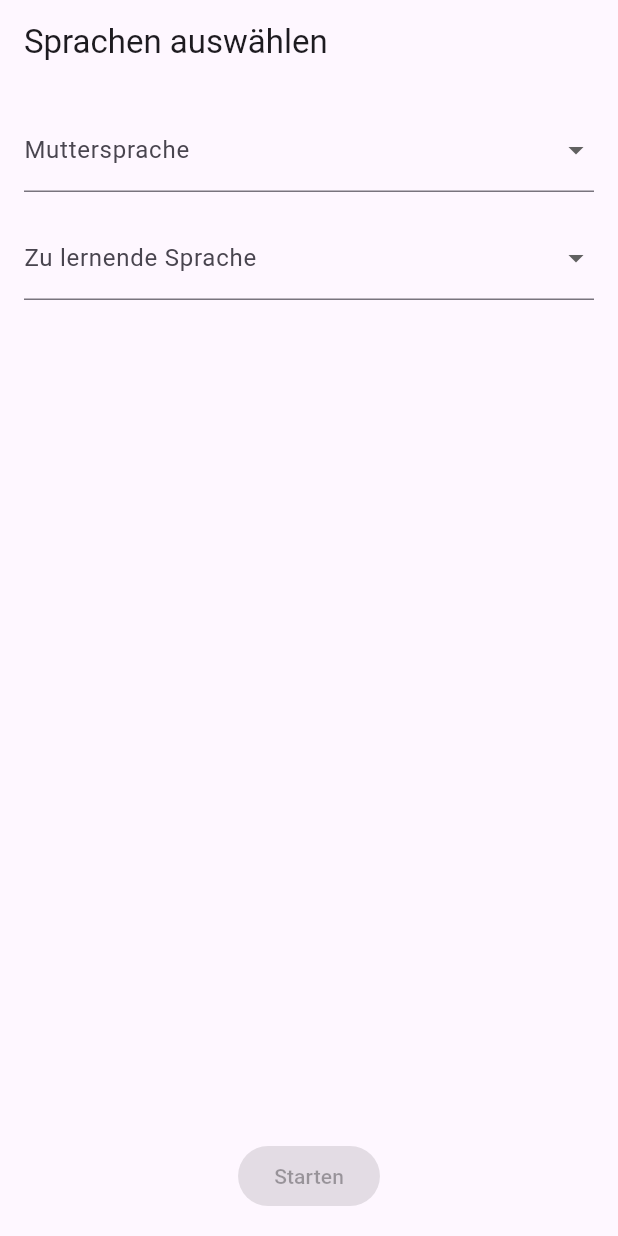
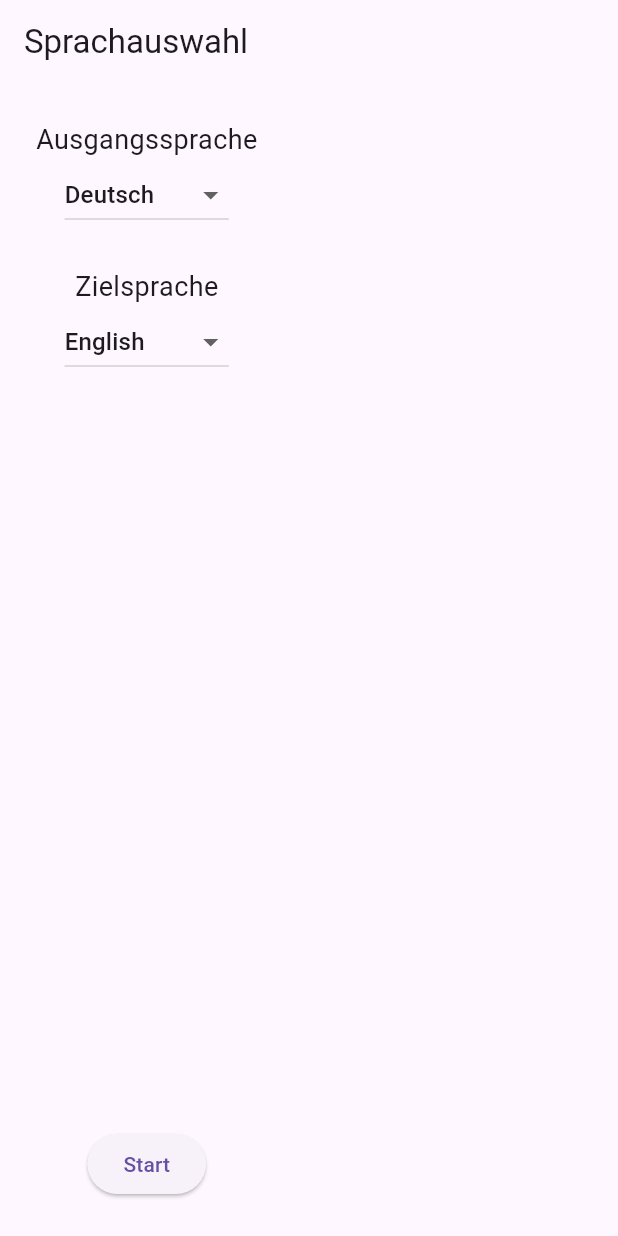
Before and after one commit to MartinRiesa/projects, a Flutter app: the screen it shows after launch, on a phone screen of 412 x 824 dp. Run offline on Flutter 3.47's test engine with Material 3 defaults, Android fonts, the phone set to English and light mode, and no system bars; our stand-ins replace flutter_tts.

Commit message:
Sprachupdate
Sprachauswahl funktioniert, aber Aussprache noch fehlerhaft, auch vier Auswahlbuttons

```diff
--- a/vokabeltrainer_app/lib/ui/language_selection_screen.dart
+++ b/vokabeltrainer_app/lib/ui/language_selection_screen.dart
@@ -1,81 +1,68 @@
 // lib/ui/language_selection_screen.dart
-
 import 'package:flutter/material.dart';
-import 'package:vokabeltrainer_app/core/vocab_loader.dart';
-import 'package:vokabeltrainer_app/ui/question_screen.dart';
+import 'question_screen.dart';
 
 class LanguageSelectionScreen extends StatefulWidget {
-  const LanguageSelectionScreen({Key? key}) : super(key: key);
+  const LanguageSelectionScreen({super.key});
 
   @override
-  _LanguageSelectionScreenState createState() =>
+  State<LanguageSelectionScreen> createState() =>
       _LanguageSelectionScreenState();
 }
 
 class _LanguageSelectionScreenState extends State<LanguageSelectionScreen> {
-  List<String> _langs = [];
-  String? _source;
-  String? _target;
+  static const _langs = [
+    {'name': 'Deutsch',    'code': 'de'},
+    {'name': 'English',    'code': 'en'},
+    {'name': 'Українська', 'code': 'uk'},
+    {'name': 'العربية',    'code': 'ar'},
+    {'name': 'دری (Dari)', 'code': 'fa'},
+  ];
 
-  @override
-  void initState() {
-    super.initState();
-    loadLanguages().then((list) {
-      setState(() => _langs = list);
-    });
-  }
+  String _src = 'de';
+  String _tgt = 'en';
 
   @override
   Widget build(BuildContext context) {
-    if (_langs.isEmpty) {
-      return const Scaffold(
-        body: Center(child: CircularProgressIndicator()),
-      );
-    }
     return Scaffold(
-      appBar: AppBar(title: const Text('Sprachen auswählen')),
+      appBar: AppBar(title: const Text('Sprachauswahl')),
       body: Padding(
-        padding: const EdgeInsets.all(16),
+        padding: const EdgeInsets.all(24),
         child: Column(
           children: [
-            DropdownButtonFormField<String>(
-              decoration:
-              const InputDecoration(labelText: 'Muttersprache'),
+            const Text('Ausgangssprache', style: TextStyle(fontSize: 18)),
+            DropdownButton<String>(
+              value: _src,
               items: _langs
                   .map((l) => DropdownMenuItem(
-                  value: l, child: Text(l)))
+                value: l['code'],
+                child: Text(l['name']!),
+              ))
                   .toList(),
-              value: _source,
-              onChanged: (v) => setState(() => _source = v),
+              onChanged: (v) => setState(() => _src = v!),
             ),
-            const SizedBox(height: 16),
-            DropdownButtonFormField<String>(
-              decoration: const InputDecoration(
-                  labelText: 'Zu lernende Sprache'),
+            const SizedBox(height: 24),
+            const Text('Zielsprache', style: TextStyle(fontSize: 18)),
+            DropdownButton<String>(
+              value: _tgt,
               items: _langs
                   .map((l) => DropdownMenuItem(
-                  value: l, child: Text(l)))
+                value: l['code'],
+                child: Text(l['name']!),
+              ))
                   .toList(),
-              value: _target,
-              onChanged: (v) => setState(() => _target = v),
+              onChanged: (v) => setState(() => _tgt = v!),
             ),
             const Spacer(),
             ElevatedButton(
-              onPressed: (_source != null &&
-                  _target != null &&
-                  _source != _target)
-                  ? () {
-                Navigator.of(context).pushReplacement(
-                  MaterialPageRoute(
-                    builder: (_) => QuestionScreen(
-                      source: _source!,
-                      target: _target!,
-                    ),
-                  ),
-                );
-              }
-                  : null,
-              child: const Text('Starten'),
+              onPressed: () => Navigator.push(
+                context,
+                MaterialPageRoute(
+                  builder: (_) =>
+                      QuestionScreen(source: _src, target: _tgt),
+                ),
+              ),
+              child: const Text('Start'),
             ),
           ],
         ),
```
Also changed, not shown: vokabeltrainer_app/lib/core/level_manager.dart (+65 -64 lines), vokabeltrainer_app/lib/core/question_generator.dart (+7 -9 lines), vokabeltrainer_app/lib/core/vocab_loader.dart (+55 -23 lines), vokabeltrainer_app/lib/core/vocab_pair.dart (+7 -9 lines), vokabeltrainer_app/lib/ui/question_screen.dart (+60 -113 lines), vokabeltrainer_app/pubspec.yaml (+3 -5 lines).
